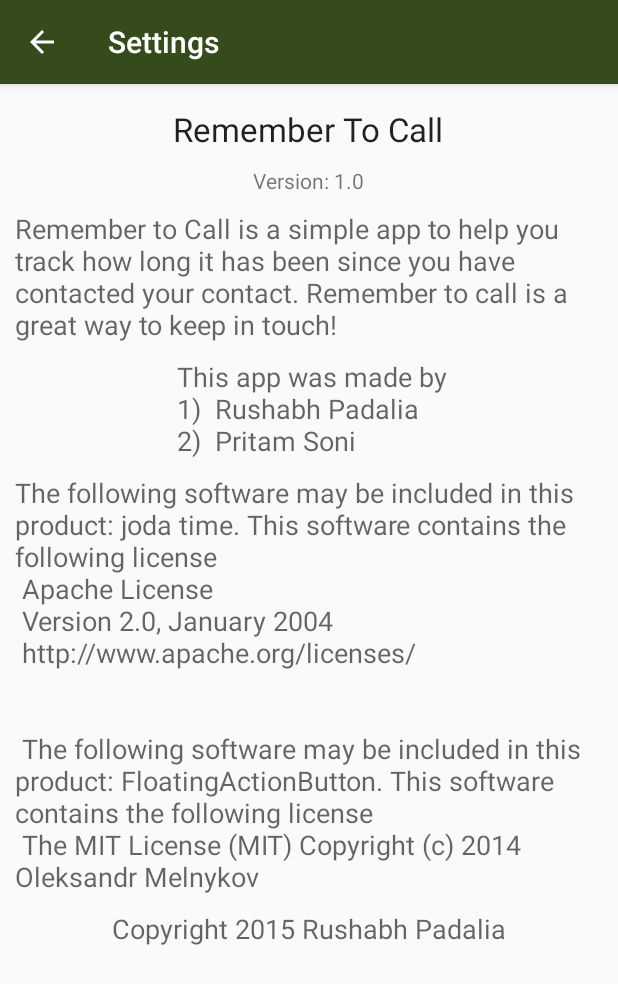
After one commit to PadaliaRushabh/remembertocall, an Android app: the AboutActivity screen opened directly, with no data from a screen before it, on a phone screen of 412 x 824 dp. The commit adds this screen. Shown: the top 984 px of the screen. Run offline under Robolectric (Android 15) with nearby library versions, the phone set to English and light mode, and no system bars.

Commit message:
about activity

```diff
--- a/app/src/main/AndroidManifest.xml
+++ b/app/src/main/AndroidManifest.xml
@@ -32,7 +32,14 @@
                 android:value=".MainActivity" />
 
         </activity>
+        <activity android:name=".AboutActivity"
+            android:label="@string/setting_activity"
+            android:parentActivityName=".MainActivity">
+            <meta-data
+                android:name="android.support.PARENT_ACTIVITY"
+                android:value=".MainActivity" />
 
+        </activity>
         <service
             android:name=".service.UpdateDatabaseService"
             android:icon="@mipmap/ic_launcher"
--- /dev/null
+++ b/app/src/main/java/com/rushabh/remembertocall/AboutActivity.java
@@ -0,0 +1,67 @@
+package com.rushabh.remembertocall;
+
+import android.app.TimePickerDialog;
+import android.content.Intent;
+import android.os.Bundle;
+import android.support.v4.app.NavUtils;
+import android.support.v7.app.AppCompatActivity;
+import android.text.method.LinkMovementMethod;
+import android.view.MenuItem;
+import android.view.View;
+import android.widget.EditText;
+import android.widget.Switch;
+import android.widget.TextView;
+import android.widget.TimePicker;
+import android.widget.Toast;
+
+import com.rushabh.remembertocall.sharedPreferenceHelper.SharedPreferenceHelper;
+
+import java.util.Calendar;
+
+/**
+ * Created by rushabh on 24/12/15.
+ */
+public class AboutActivity extends AppCompatActivity {
+
+    TextView version, developers;
+
+    SharedPreferenceHelper sharedPreferenceHelper;
+    @Override
+    public void onCreate(Bundle savedInstanceState) {
+        super.onCreate(savedInstanceState);
+        setContentView(R.layout.activity_about);
+        getSupportActionBar().setDisplayHomeAsUpEnabled(true);
+
+        version = (TextView) findViewById(R.id.about_app_version);
+        version.setText("Version: " +  BuildConfig.VERSION_NAME);
+
+        developers = (TextView) findViewById(R.id.about_app_developers);
+        developers.setMovementMethod(LinkMovementMethod.getInstance());
+
+
+    }
+
+/*
+    @Override
+    public boolean onOptionsItemSelected(MenuItem item) {
+        switch (item.getItemId()) {
+            case android.R.id.home:
+
+                sharedPreferenceHelper.writeReminder(Integer.parseInt(txt_reminderDays.getText().toString()));
+                sharedPreferenceHelper.writeIsReminderNotification(swt_notificationIsEnabled.isChecked());
+
+                Intent intent = new Intent();
+                intent.setAction("com.rushabh.remenbertocall.NOTIFICATION_TIME_CHANGE");
+                sendBroadcast(intent);
+
+                Toast.makeText(getApplicationContext(), getResources().getString(R.string.setting_saved_toast) ,Toast.LENGTH_SHORT).show();
+
+                NavUtils.navigateUpFromSameTask(this);
+                return true;
+            default:
+                return super.onOptionsItemSelected(item);
+        }
+    }*/
+
+
+}
--- a/app/src/main/java/com/rushabh/remembertocall/MainActivity.java
+++ b/app/src/main/java/com/rushabh/remembertocall/MainActivity.java
@@ -191,6 +191,10 @@ public class MainActivity extends AppCompatActivity {
 
             Intent intent = new Intent(this , SettingActivity.class);
             startActivity(intent);
+        } else if(id == R.id.action_about){
+
+            Intent intent = new Intent(this , AboutActivity.class);
+            startActivity(intent);
         }
         return super.onOptionsItemSelected(item);
     }
--- /dev/null
+++ b/app/src/main/res/layout/activity_about.xml
@@ -0,0 +1,104 @@
+<?xml version="1.0" encoding="utf-8"?>
+
+<RelativeLayout
+    android:layout_width="match_parent"
+    android:layout_height="match_parent"
+    xmlns:android="http://schemas.android.com/apk/res/android">
+
+
+    <ScrollView
+        android:layout_width="wrap_content"
+        android:layout_height="wrap_content"
+        android:id="@+id/scrollView"
+        android:layout_alignParentTop="true"
+        android:layout_alignParentLeft="true"
+        android:layout_alignParentStart="true">
+
+
+
+    <LinearLayout
+        android:layout_width="match_parent"
+        android:layout_height="match_parent"
+        android:orientation="vertical"
+        android:gravity="center_horizontal">
+
+    <TextView
+        android:layout_width="wrap_content"
+        android:layout_height="wrap_content"
+        android:textAppearance="?android:attr/textAppearanceLarge"
+        android:text="@string/app_name"
+        android:id="@+id/about_app_name"
+        android:layout_below="@+id/scrollView"
+        android:layout_marginTop="15dp"
+        android:layout_centerHorizontal="true" />
+
+    <TextView
+        android:layout_width="wrap_content"
+        android:layout_height="wrap_content"
+        android:textAppearance="?android:attr/textAppearanceSmall"
+        android:text="@string/app_name"
+        android:layout_marginTop="10dp"
+        android:id="@+id/about_app_version"
+        android:layout_below="@+id/scrollView" />
+
+        <TextView
+            android:layout_width="wrap_content"
+            android:layout_height="wrap_content"
+            android:textAppearance="?android:attr/textAppearanceMedium"
+            android:text="@string/about_app_description"
+            android:layout_marginTop="10dp"
+            android:layout_marginLeft="10dp"
+            android:layout_marginRight="10dp"
+            android:id="@+id/about_app_description"
+            android:layout_below="@+id/scrollView"
+
+        android:layout_centerHorizontal="true" />
+
+
+        <TextView
+            android:layout_width="wrap_content"
+            android:layout_height="wrap_content"
+            android:textAppearance="?android:attr/textAppearanceMedium"
+            android:autoLink="web"
+            android:text="@string/about_app_developers"
+            android:layout_marginTop="10dp"
+            android:layout_marginLeft="10dp"
+            android:layout_marginRight="10dp"
+            android:id="@+id/about_app_developers"
+            android:layout_below="@+id/scrollView"
+
+            android:layout_centerHorizontal="true" />
+
+
+        <TextView
+            android:layout_width="wrap_content"
+            android:layout_height="wrap_content"
+            android:textAppearance="?android:attr/textAppearanceMedium"
+            android:text="@string/license"
+            android:layout_marginTop="10dp"
+            android:layout_marginLeft="10dp"
+            android:layout_marginRight="10dp"
+            android:id="@+id/about_app_license"
+            android:layout_below="@+id/scrollView"
+
+            android:layout_centerHorizontal="true" />
+
+
+        <TextView
+            android:layout_width="wrap_content"
+            android:layout_height="wrap_content"
+            android:textAppearance="?android:attr/textAppearanceMedium"
+            android:text="@string/copyright"
+            android:layout_marginTop="10dp"
+            android:layout_marginLeft="10dp"
+            android:layout_marginRight="10dp"
+            android:id="@+id/about_app_copright"
+            android:layout_below="@+id/scrollView"
+
+            android:layout_centerHorizontal="true" />
+    </LinearLayout>
+
+    </ScrollView>
+
+
+</RelativeLayout>
--- a/app/src/main/res/menu/main_menu.xml
+++ b/app/src/main/res/menu/main_menu.xml
@@ -7,4 +7,11 @@
         android:title="@string/action_setting"
         android:orderInCategory="100"
         app:showAsAction="always" />
+
+    <item
+        android:id="@+id/action_about"
+        android:icon="@android:drawable/ic_menu_preferences"
+        android:title="@string/action_about"
+        android:orderInCategory="100"
+        app:showAsAction="never" />
 </menu>
--- a/app/src/main/res/values/strings.xml
+++ b/app/src/main/res/values/strings.xml
@@ -23,5 +23,27 @@
     <string name="key_number">key_number</string>
     <string name="preference_key_incomming_call_number">preference_key_incomming_call_number</string>
     <string name="service_name_on_call">Update Database Oncall Service</string>
+
     <string name="preference_key_reminder_is_refresh_required">preference_key_reminder_is_refresh_required</string>
+
+    <string name="about_app_developers"> This app was made by\n
+        1) <a href="https://au.linkedin.com/in/padaliarushabh"> Rushabh Padalia</a>\n
+        2) <a href="https://au.linkedin.com/in/padaliarushabh"> Pritam Soni</a>
+    </string>
+
+
+    <string name="license">
+        The following software may be included in this product: joda time. This software contains the following license\n
+        Apache License\n
+        Version 2.0, January 2004\n
+        http://www.apache.org/licenses/\n
+
+        \n\n
+        The following software may be included in this product: FloatingActionButton. This software contains the following license\n
+        The MIT License (MIT)
+        Copyright (c) 2014 Oleksandr Melnykov
+    </string>
+    <string name="copyright">Copyright 2015 Rushabh Padalia</string>
+    <string name="action_about">about</string>
+    <string name="about_app_description">Remember to Call is a simple app to help you track how long it has been since you have contacted your contact. Remember to call is a great way to keep in touch!</string>
 </resources>
```
